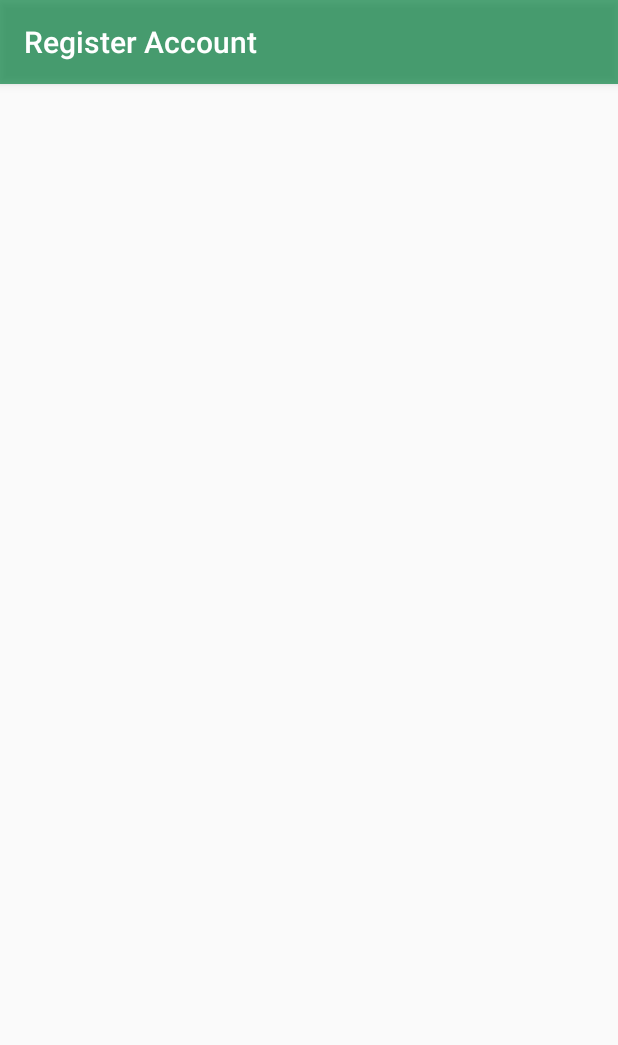
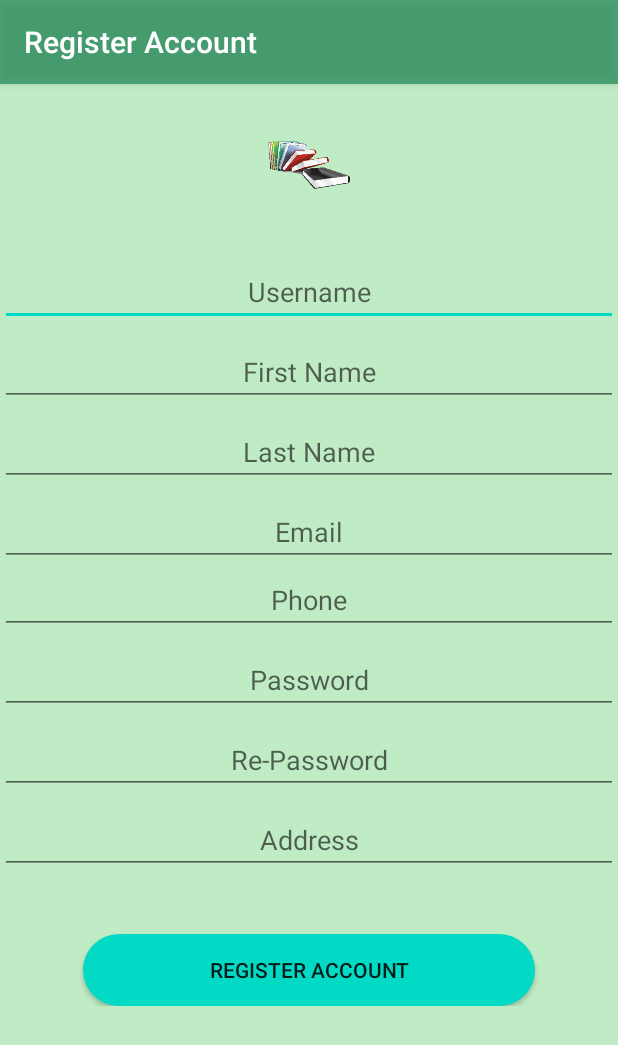
Before and after one commit to agent23/Library, an Android app: the RegistrationActivity screen opened directly, with no data from a screen before it, on a phone screen of 412 x 824 dp. Shown: the top 1045 px of the screen. Run offline under Robolectric (Android 15) with nearby library versions, the phone set to English and light mode, and no system bars.

Commit message:
registration layout

```diff
--- a/app/src/main/res/layout/activity_registration.xml
+++ b/app/src/main/res/layout/activity_registration.xml
@@ -1,8 +1,121 @@
 <?xml version="1.0" encoding="utf-8"?>
-<androidx.constraintlayout.widget.ConstraintLayout xmlns:android="http://schemas.android.com/apk/res/android"
+<LinearLayout xmlns:android="http://schemas.android.com/apk/res/android"
+    xmlns:app="http://schemas.android.com/apk/res-auto"
     xmlns:tools="http://schemas.android.com/tools"
     android:layout_width="match_parent"
     android:layout_height="match_parent"
+    android:background="@color/background"
+    android:orientation="vertical"
     tools:context=".ui.registration.RegistrationActivity">
 
-</androidx.constraintlayout.widget.ConstraintLayout>
+    <ScrollView
+        android:layout_width="match_parent"
+        android:layout_height="match_parent">
+
+        <LinearLayout
+            android:layout_width="match_parent"
+            android:layout_height="match_parent"
+            android:orientation="vertical">
+
+            <ImageView
+                android:id="@+id/iv_reg"
+                android:layout_width="match_parent"
+                android:layout_height="wrap_content"
+                android:contentDescription="@string/todo"
+                android:src="@mipmap/splash_image_foreground" />
+
+            <EditText
+                android:id="@+id/et_username"
+                android:layout_width="match_parent"
+                android:layout_height="wrap_content"
+                android:layout_marginTop="8dp"
+                android:ems="10"
+                android:gravity="center"
+                android:hint="Username"
+                android:inputType="textPersonName" />
+            f
+
+            <EditText
+                android:id="@+id/editText"
+                android:layout_width="match_parent"
+                android:layout_height="wrap_content"
+                android:layout_marginTop="8dp"
+                android:ems="10"
+                android:gravity="center"
+                android:hint="First Name"
+                android:inputType="textPersonName" />
+
+            <EditText
+                android:id="@+id/editText2"
+                android:layout_width="match_parent"
+                android:layout_height="wrap_content"
+                android:layout_marginTop="8dp"
+                android:ems="10"
+                android:gravity="center"
+                android:hint="Last Name"
+                android:inputType="textPersonName" />
+
+            <EditText
+                android:id="@+id/et_email"
+                android:layout_width="match_parent"
+                android:layout_height="wrap_content"
+                android:layout_marginTop="8dp"
+                android:ems="10"
+                android:gravity="center"
+                android:hint="Email"
+                android:inputType="textEmailAddress" />
+
+            <EditText
+                android:id="@+id/et_phone"
+                android:layout_width="match_parent"
+                android:layout_height="wrap_content"
+                android:ems="10"
+                android:gravity="center"
+                android:hint="Phone"
+                android:inputType="phone" />
+
+            <EditText
+                android:id="@+id/editText5"
+                android:layout_width="match_parent"
+                android:layout_height="wrap_content"
+                android:layout_marginTop="8dp"
+                android:ems="10"
+                android:gravity="center"
+                android:hint="Password"
+                android:inputType="textPassword" />
+
+            <EditText
+                android:id="@+id/editText6"
+                android:layout_width="match_parent"
+                android:layout_height="wrap_content"
+                android:layout_marginTop="8dp"
+                android:ems="10"
+                android:gravity="center"
+                android:hint="Re-Password"
+                android:inputType="textPassword" />
+
+            <EditText
+                android:id="@+id/et_address"
+                android:layout_width="match_parent"
+                android:layout_height="wrap_content"
+                android:layout_marginTop="8dp"
+                android:ems="10"
+                android:gravity="center"
+                android:hint="Address"
+                android:inputType="textPostalAddress" />
+
+            <Button
+                android:id="@+id/btn_register"
+                android:layout_width="match_parent"
+                android:layout_height="wrap_content"
+                android:layout_marginLeft="55dp"
+                android:layout_marginTop="40dp"
+                android:layout_marginRight="55dp"
+                android:background="@drawable/button"
+                android:text="@string/register" />
+        </LinearLayout>
+
+    </ScrollView>
+
+
+</LinearLayout>
```
